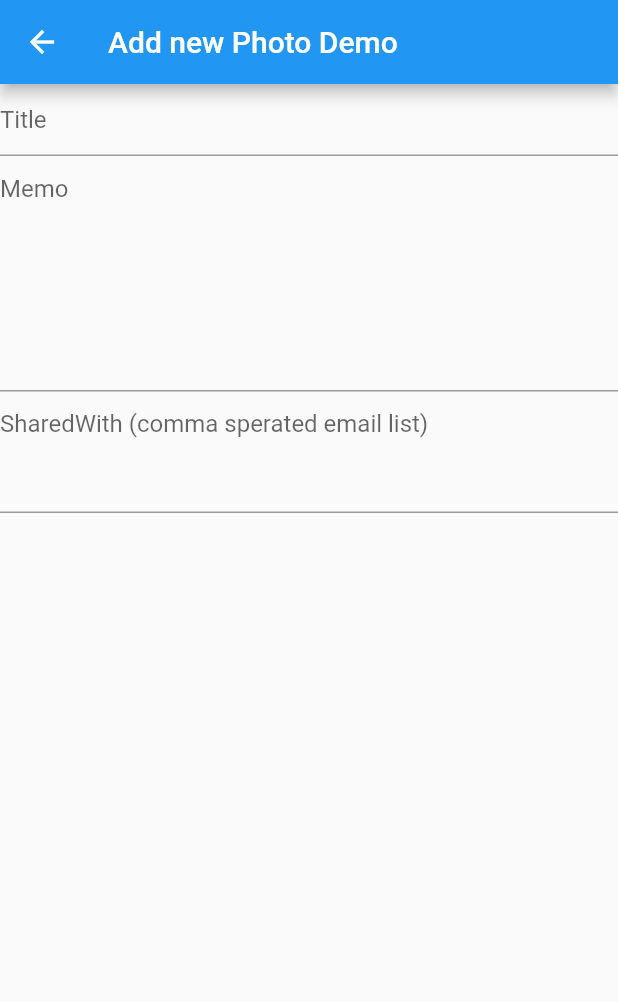
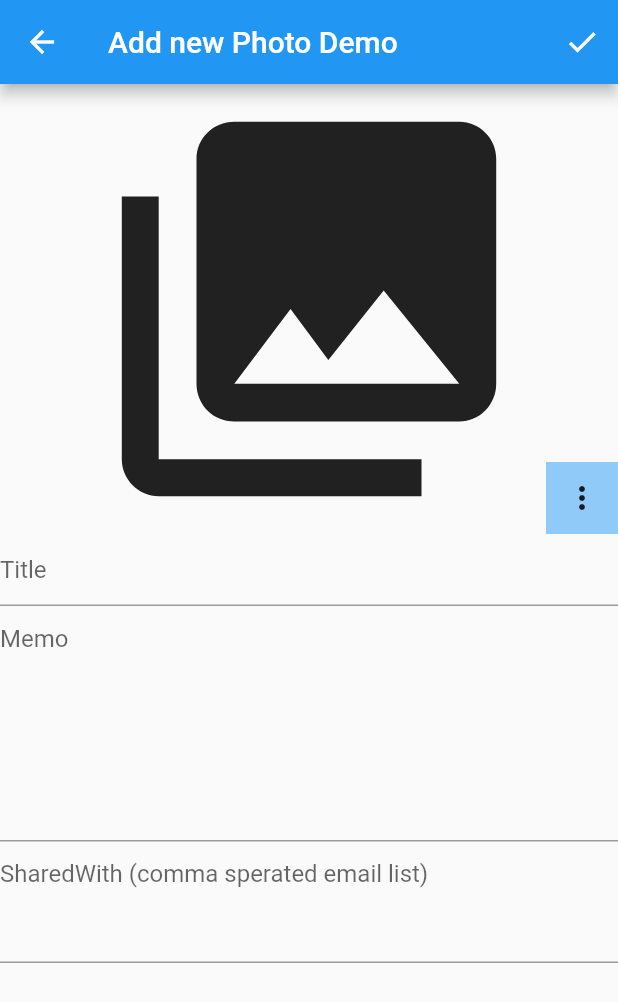
Before and after one commit to nurulakter8/map20-photomemo-app, a Flutter app: the AddScreen screen opened by its route, on a phone screen of 412 x 824 dp. Shown: the top 1002 px of the screen. Run offline on Flutter 3.47's test engine with Material 2 defaults, Android fonts, the phone set to English and light mode, and no system bars; our stand-ins replace cloud_firestore, firebase_auth, image_picker; accounts and stored records are empty.

Commit message:
save commit

```diff
--- a/lib/screens/add_screens.dart
+++ b/lib/screens/add_screens.dart
@@ -1,4 +1,7 @@
+import 'dart:io';
+
 import 'package:flutter/material.dart';
+import 'package:image_picker/image_picker.dart';
 
 class AddScreen extends StatefulWidget {
   static const routeName = '/home/addScreen';
@@ -11,21 +14,71 @@ class AddScreen extends StatefulWidget {
 
 class _AddState extends State<AddScreen> {
   _Controller con; // state object
+  File image; // variable to upload images
   @override
   void initState() {
     super.initState();
     con = _Controller(this);
   }
+  void render(fn)=> setState(fn);
 
   @override
   Widget build(BuildContext context) {
     return Scaffold(
       appBar: AppBar(
         title: Text('Add new Photo Demo'),
+        actions: <Widget>[
+          IconButton(icon: Icon(Icons.check), onPressed: con.save),
+        ],
       ),
       body: SingleChildScrollView(
         child: Column(
           children: <Widget>[
+            Stack(
+              children: <Widget>[
+                Container(
+                  width: MediaQuery.of(context)
+                      .size
+                      .width, // utilize full width screeen
+                  child: image == null
+                      ? Icon(
+                          Icons.photo_library,
+                          size: 300,
+                        )
+                      : Image.file(image, fit: BoxFit.fill),
+                ),
+                Positioned(
+                  right: 0.0,
+                  bottom: 0.0,
+                  child: Container(
+                    color: Colors.blue[200],
+                    child: PopupMenuButton<String>(
+                      onSelected: con.getPicture,
+                      itemBuilder: (context) => <PopupMenuEntry<String>>[
+                        PopupMenuItem(
+                          value: 'camera',
+                          child: Row(
+                            children: <Widget>[
+                              Icon(Icons.photo_camera),
+                              Text('camera'),
+                            ],
+                          ),
+                        ),
+                        PopupMenuItem(
+                          value: 'gallery',
+                          child: Row(
+                            children: <Widget>[
+                              Icon(Icons.photo_album),
+                              Text('Gallery'),
+                            ],
+                          ),
+                        ),
+                      ],
+                    ),
+                  ),
+                ),
+              ],
+            ),
             TextFormField(
               decoration: InputDecoration(
                 hintText: 'Title',
@@ -68,6 +121,24 @@ class _Controller {
   String memo;
   List<String> sharedWith = [];
 
+  void save() async{
+
+  }
+
+  void getPicture(String src) async {
+    try {
+      PickedFile _imageFile;
+      if (src == 'camera') {
+        _imageFile = await ImagePicker().getImage(source: ImageSource.camera);
+      } else {
+        _imageFile = await ImagePicker().getImage(source: ImageSource.gallery);
+      }
+      _state.render((){
+        _state.image = File(_imageFile.path);
+      });
+    } catch (e) {}
+  }
+
   String validatorTitle(String value) {
     if (value == null || value.trim().length < 2) {
       return 'min 2 chars';
@@ -109,7 +180,7 @@ class _Controller {
   }
 
   void onSavedSharedWith(String value) {
-    if (value.trim().length != 0){
+    if (value.trim().length != 0) {
       this.sharedWith = value.split('.').map((e) => e.trim()).toList();
     }
   }
--- a/pubspec.yaml
+++ b/pubspec.yaml
@@ -27,6 +27,7 @@ dependencies:
   firebase_auth: ^0.16.1
   cloud_firestore: ^0.13.6
   firebase_storage: ^3.1.6
+  image_picker: ^0.6.7
 
   # The following adds the Cupertino Icons font to your application.
   # Use with the CupertinoIcons class for iOS style icons.
```
Also changed, not shown: pubspec.lock.
